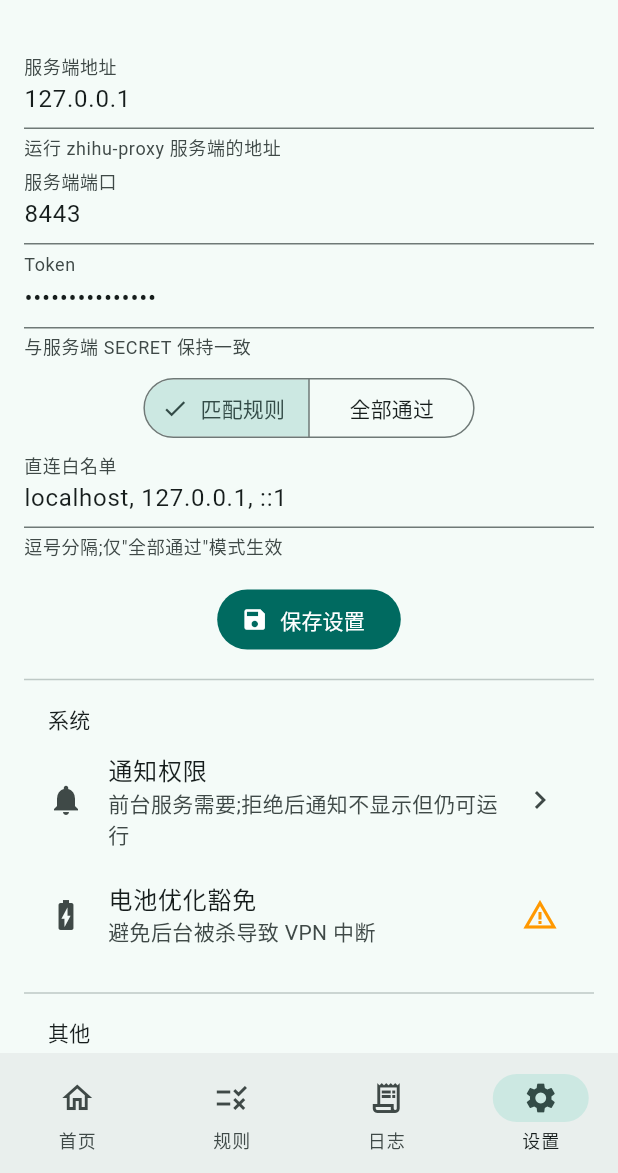
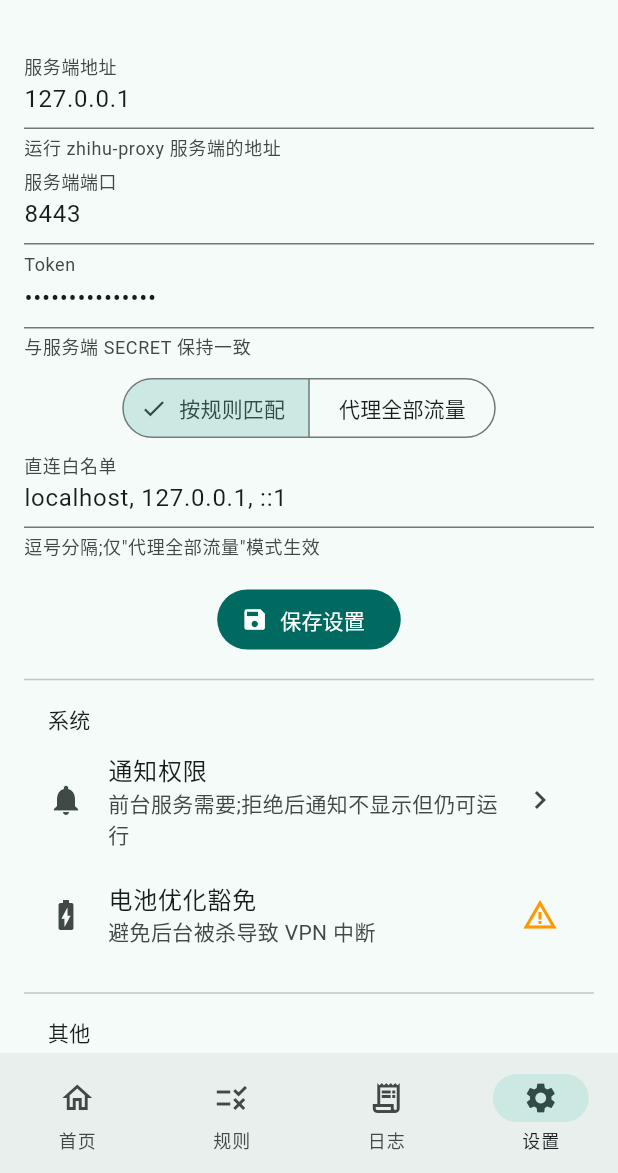
Before and after one commit to ZhengHaoF/z-proxy, a Flutter app: the screen it shows after launch, item 4 of the bottom bar chosen, on a phone screen of 412 x 824 dp, the part 63-1236 px from its top. Run offline on Flutter 3.47's test engine with Material 3 defaults, Android fonts, the phone set to English and light mode, and no system bars.

Commit message:
fix(ui): mode labels (match rules / proxy all), add-rule button on rules page

```diff
--- a/android_client/lib/pages/rules_page.dart
+++ b/android_client/lib/pages/rules_page.dart
@@ -11,6 +11,8 @@ class RulesPage extends StatefulWidget {
 }
 
 class _RulesPageState extends State<RulesPage> {
+  Future<void> _add() => _editRule(null);
+
   Future<void> _edit(String old) => _editRule(old);
 
   Future<void> _editRule(String? original) async {
@@ -67,9 +69,17 @@ class _RulesPageState extends State<RulesPage> {
           padding: const EdgeInsets.all(16),
           child: Text(
             services.config.mode == 'all'
-                ? '当前为"全部通过"模式:所有流量(除白名单)都走隧道,规则列表不生效。'
-                : '当前为"匹配规则"模式:仅以下域名走加密隧道,其余直连。',
+                ? '当前为"代理全部流量"模式:所有流量(除白名单)都走隧道,规则列表不生效。'
+                : '当前为"按规则匹配"模式:仅以下域名走加密隧道,其余直连。',
             style: Theme.of(context).textTheme.bodySmall,
+          ),
+        ),
+        Padding(
+          padding: const EdgeInsets.fromLTRB(16, 0, 16, 8),
+          child: FilledButton.icon(
+            onPressed: _add,
+            icon: const Icon(Icons.add),
+            label: const Text('添加规则'),
           ),
         ),
         Expanded(
--- a/android_client/lib/pages/settings_page.dart
+++ b/android_client/lib/pages/settings_page.dart
@@ -105,8 +105,8 @@ class _SettingsPageState extends State<SettingsPage> {
               const SizedBox(height: 8),
               SegmentedButton<String>(
                 segments: const [
-                  ButtonSegment(value: 'matched', label: Text('匹配规则')),
-                  ButtonSegment(value: 'all', label: Text('全部通过')),
+                  ButtonSegment(value: 'matched', label: Text('按规则匹配')),
+                  ButtonSegment(value: 'all', label: Text('代理全部流量')),
                 ],
                 selected: {_mode},
                 onSelectionChanged: (v) => setState(() => _mode = v.first),
@@ -115,7 +115,7 @@ class _SettingsPageState extends State<SettingsPage> {
                 controller: _bypass,
                 decoration: const InputDecoration(
                   labelText: '直连白名单',
-                  helperText: '逗号分隔;仅"全部通过"模式生效',
+                  helperText: '逗号分隔;仅"代理全部流量"模式生效',
                 ),
               ),
               const SizedBox(height: 16),
```
